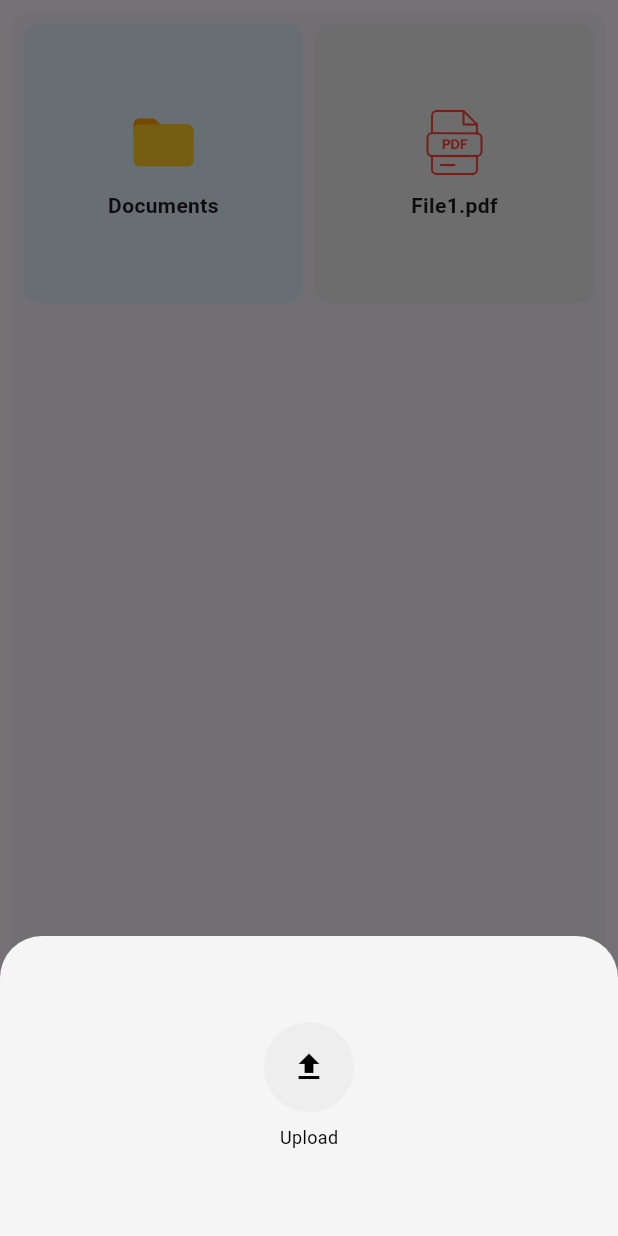
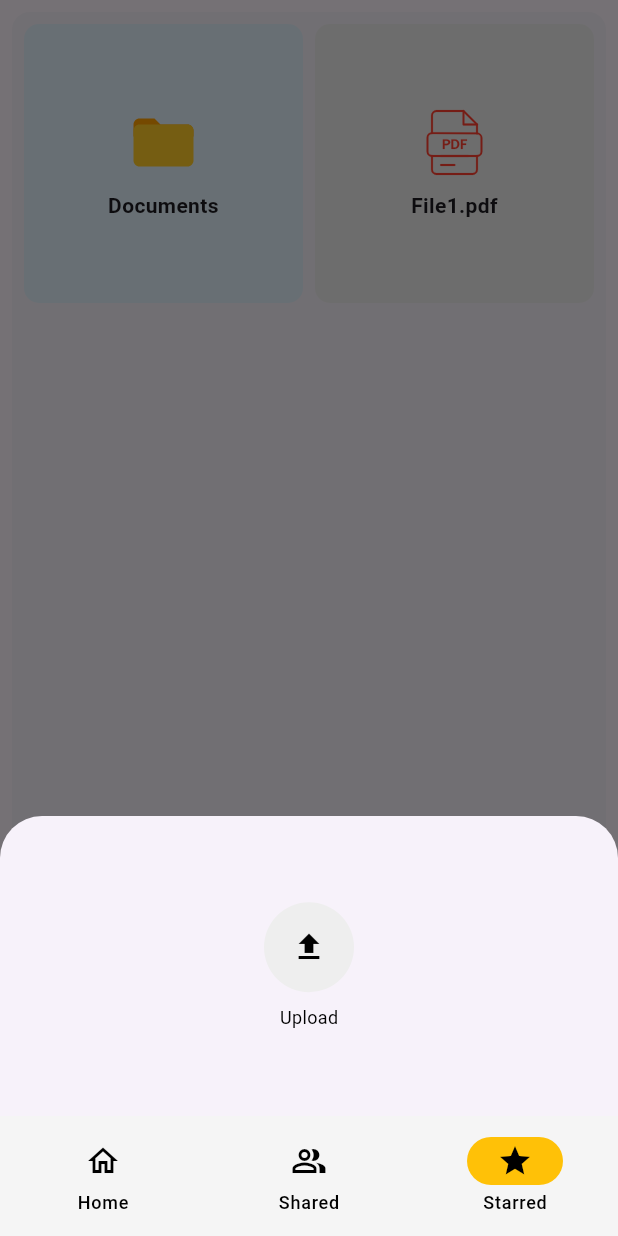
Before and after one commit to monodipta09/Document_managment, a Flutter app: the BottomNavigation screen opened directly, item 3 of the bottom bar chosen, after a tap on the "add" icon, on a phone screen of 412 x 824 dp. Run offline on Flutter 3.47's test engine with Material 3 defaults, Android fonts, the phone set to English and light mode, and no system bars; our stand-ins replace file_picker, flutter_secure_storage, flutter_svg; accounts and stored records are empty.

Commit message:
Changed a lot of file structure and seperated some widgets

```diff
--- a/lib/bottom_navigation.dart
+++ b/lib/bottom_navigation.dart
@@ -2,7 +2,6 @@ import 'package:flutter/material.dart';
 import 'fragments/home_fragment.dart';
 import 'fragments/shared_fragment.dart';
 import 'fragments/starred_fragment.dart';
-import 'package:file_uploader_package/src/file_uploader_package.dart';
 
 class BottomNavigation extends StatefulWidget {
   const BottomNavigation({super.key});
@@ -21,60 +20,60 @@ class _BottomNavigationState extends State<BottomNavigation> {
     // TODO: implement build
     final ThemeData theme = Theme.of(context);
     return Scaffold(
-      floatingActionButton: FloatingActionButton(
-        onPressed: () {
-          // Define the action for the FAB here
-          showModalBottomSheet<void>(
-            context: context,
-            builder: (BuildContext context) {
-              return SizedBox(
-                height: 200,
-                child: Center(
-                  child: Column(
-                    mainAxisAlignment: MainAxisAlignment.center,
-                    mainAxisSize: MainAxisSize.min,
-                    children: <Widget>[
-                      //const Text('Modal BottomSheet'),
-                      Column(
-                        mainAxisAlignment: MainAxisAlignment.center,
-                        children: [
-                          InkWell(
-                            onTap: () {
-                              FilePickerWidgetState().pickFiles();
-                            },
-                            child: Container(
-                              width: 60,
-                              height: 60,
-                              decoration: BoxDecoration(
-                                shape: BoxShape.circle,
-                                color: Colors.grey[200], // Background color for the button
-                              ),
-                              child: const Icon(
-                                Icons.upload, // Upload icon
-                                color: Colors.black, // Icon color
-                              ),
-                            ),
-                          ),
-                          const SizedBox(height: 8), // Spacing between icon and label
-                          const Text(
-                            'Upload',
-                            style: TextStyle(
-                              fontSize: 12, // Adjust label size
-                              color: Colors.black,
-                            ),
-                          ),
-                        ],
-                      ),
-                    ],
-                  ),
-                ),
-              );
-            },
-          );
-        },
-        child: const Icon(Icons.add),
-      ),
-      floatingActionButtonLocation: FloatingActionButtonLocation.endFloat,
+      // floatingActionButton: FloatingActionButton(
+      //   onPressed: () {
+      //     // Define the action for the FAB here
+      //     showModalBottomSheet<void>(
+      //       context: context,
+      //       builder: (BuildContext context) {
+      //         return SizedBox(
+      //           height: 200,
+      //           child: Center(
+      //             child: Column(
+      //               mainAxisAlignment: MainAxisAlignment.center,
+      //               mainAxisSize: MainAxisSize.min,
+      //               children: <Widget>[
+      //                 //const Text('Modal BottomSheet'),
+      //                 Column(
+      //                   mainAxisAlignment: MainAxisAlignment.center,
+      //                   children: [
+      //                     InkWell(
+      //                       onTap: () {
+      //                         FilePickerWidgetState().pickFiles();
+      //                       },
+      //                       child: Container(
+      //                         width: 60,
+      //                         height: 60,
+      //                         decoration: BoxDecoration(
+      //                           shape: BoxShape.circle,
+      //                           color: Colors.grey[200], // Background color for the button
+      //                         ),
+      //                         child: const Icon(
+      //                           Icons.upload, // Upload icon
+      //                           color: Colors.black, // Icon color
+      //                         ),
+      //                       ),
+      //                     ),
+      //                     const SizedBox(height: 8), // Spacing between icon and label
+      //                     const Text(
+      //                       'Upload',
+      //                       style: TextStyle(
+      //                         fontSize: 12, // Adjust label size
+      //                         color: Colors.black,
+      //                       ),
+      //                     ),
+      //                   ],
+      //                 ),
+      //               ],
+      //             ),
+      //           ),
+      //         );
+      //       },
+      //     );
+      //   },
+      //   child: const Icon(Icons.add),
+      // ),
+      // floatingActionButtonLocation: FloatingActionButtonLocation.endFloat,
       bottomNavigationBar: NavigationBar(
         onDestinationSelected: (int index) {
           setState(() {
--- a/lib/fragments/home_fragment.dart
+++ b/lib/fragments/home_fragment.dart
@@ -1,8 +1,8 @@
 import 'package:document_management_main/components/grid_view.dart';
-// import 'package:document_management_main/data/file_class.dart';
 import 'package:document_management_main/data/file_data.dart';
 import 'package:flutter/material.dart';
-// import 'package:flutter_svg/flutter_svg.dart';
+
+import '../widgets/floating_action_button_widget.dart';
 
 class HomeFragment extends StatefulWidget {
   final ThemeData? theme;
@@ -26,6 +26,7 @@ class _HomeFragmentState extends State<HomeFragment> {
       darkTheme: ThemeData.dark(),
       themeMode: ThemeMode.system,
       home: Scaffold(
+        floatingActionButton: const FloatingActionButtonWidget(),
         body: Card(
           shadowColor: Colors.transparent,
           margin: const EdgeInsets.all(8.0),
@@ -45,39 +46,3 @@ class _HomeFragmentState extends State<HomeFragment> {
     );
   }
 }
-
-// import 'package:document_management_main/components/grid_view.dart';
-// import 'package:flutter/material.dart';
-// // import 'package:document_management_main/data/file_class.dart';
-// import 'package:document_management_main/data/file_data.dart';
-
-// class HomeFragment extends StatelessWidget {
-
-//   final ThemeData? theme;
-
-//   const HomeFragment({super.key, this.theme});
-//   const HomeFragment.withTheme({super.key, required this.theme});
-
-//   @override
-//   Widget build(BuildContext context) {
-//     return MaterialApp(
-//       theme: ThemeData.light(),
-//       darkTheme: ThemeData.dark(),
-//       themeMode: ThemeMode.system,
-//       home: Scaffold(
-//         body: Card(
-//           shadowColor: Colors.transparent,
-//           margin: const EdgeInsets.all(8.0),
-//           child: SizedBox.expand(
-//             child: Center(
-//               child: Padding(
-//                 padding: const EdgeInsets.all(8.0),
-//                 child: GridLayout(items: items),
-//               ),
-//             ),
-//           ),
-//         ),
-//       ),
-//     );
-//   }
-// }
--- a/lib/fragments/shared_fragment.dart
+++ b/lib/fragments/shared_fragment.dart
@@ -1,4 +1,5 @@
 import 'package:flutter/material.dart';
+import '../widgets/floating_action_button_widget.dart';
 
 class SharedFragment extends StatefulWidget{
   const SharedFragment({super.key});
@@ -15,6 +16,7 @@ class _SharedFragmentState extends State<SharedFragment>{
   Widget build(BuildContext context) {
     // TODO: implement build
     return Scaffold(
+      floatingActionButton: const FloatingActionButtonWidget(),
       body: Center(
         child: Column(
           mainAxisSize: MainAxisSize.min,
--- a/lib/fragments/starred_fragment.dart
+++ b/lib/fragments/starred_fragment.dart
@@ -2,6 +2,8 @@ import 'package:document_management_main/components/grid_view.dart';
 import 'package:document_management_main/data/file_class.dart';
 import 'package:document_management_main/data/file_data.dart';
 import 'package:flutter/material.dart';
+
+import '../widgets/floating_action_button_widget.dart';
 
 class StarredFragment extends StatefulWidget{
   final ThemeData theme;
@@ -25,6 +27,7 @@ class _StarredFragmentState extends State<StarredFragment>{
       darkTheme: ThemeData.dark(),
       themeMode: ThemeMode.system,
       home: Scaffold(
+        floatingActionButton: const FloatingActionButtonWidget(),
         body: Card(
           shadowColor: Colors.transparent,
           margin: const EdgeInsets.all(8.0),
--- /dev/null
+++ b/lib/widgets/bottom_sheet_widget.dart
@@ -0,0 +1,22 @@
+import 'package:flutter/material.dart';
+import 'upload_widget.dart';
+
+class BottomSheetWidget extends StatelessWidget {
+  const BottomSheetWidget({Key? key}) : super(key: key);
+
+  @override
+  Widget build(BuildContext context) {
+    return const SizedBox(
+      height: 200,
+      child: Center(
+        child: Column(
+          mainAxisAlignment: MainAxisAlignment.center,
+          mainAxisSize: MainAxisSize.min,
+          children: <Widget>[
+            UploadWidget(),
+          ],
+        ),
+      ),
+    );
+  }
+}
--- /dev/null
+++ b/lib/widgets/floating_action_button_widget.dart
@@ -0,0 +1,35 @@
+import 'package:file_picker/file_picker.dart';
+import 'package:flutter/material.dart';
+import 'bottom_sheet_widget.dart';
+
+class FloatingActionButtonWidget extends StatefulWidget{
+  const FloatingActionButtonWidget({super.key});
+
+  @override
+  State<FloatingActionButtonWidget> createState() => _FloatingActionButtonWidgetState();
+}
+
+class _FloatingActionButtonWidgetState extends State<FloatingActionButtonWidget> {
+  final scaffoldMessengerKey = GlobalKey<ScaffoldMessengerState>();
+  String? fileName;
+  List<PlatformFile>? paths;
+  String? extension;
+  final bool multiPick = true;
+  final FileType pickingType = FileType.any;
+  @override
+  Widget build(BuildContext context) {
+    // TODO: implement build
+    return FloatingActionButton(
+        onPressed: () {
+          // Define the action for the FAB here
+          showModalBottomSheet<void>(
+            context: context,
+            builder: (BuildContext context) {
+              return const BottomSheetWidget();
+            },
+          );
+        },
+      child: const Icon(Icons.add),
+    );
+  }
+}
--- /dev/null
+++ b/lib/widgets/upload_widget.dart
@@ -0,0 +1,74 @@
+import 'package:flutter/material.dart';
+import 'package:file_picker/file_picker.dart';
+import 'package:flutter/services.dart';
+
+class UploadWidget extends StatefulWidget {
+  const UploadWidget({super.key});
+
+  @override
+  _UploadWidgetState createState() => _UploadWidgetState();
+}
+
+class _UploadWidgetState extends State<UploadWidget> {
+  List<PlatformFile>? paths;
+  String? fileName;
+
+  Future<void> pickFiles() async {
+    try {
+      paths = (await FilePicker.platform.pickFiles(
+        compressionQuality: 30,
+        type: FileType.any,
+        allowMultiple: false,
+        onFileLoading: (FilePickerStatus status) => print(status),
+      ))
+          ?.files;
+    } on PlatformException catch (e) {
+      print('Unsupported operation: $e');
+      ScaffoldMessenger.of(context).hideCurrentSnackBar();
+      ScaffoldMessenger.of(context).showSnackBar(
+        SnackBar(
+          content: Text(
+            'Unsupported operation: $e',
+            style: const TextStyle(color: Colors.white),
+          ),
+        ),
+      );
+    } catch (e) {
+      print('Error: $e');
+    }
+
+    if (!mounted) return;
+    setState(() {
+      fileName = paths != null ? paths!.map((e) => e.name).toString() : '...';
+    });
+  }
+
+  @override
+  Widget build(BuildContext context) {
+    return Column(
+      mainAxisAlignment: MainAxisAlignment.center,
+      children: [
+        InkWell(
+          onTap: pickFiles,
+          child: Container(
+            width: 60,
+            height: 60,
+            decoration: BoxDecoration(
+              shape: BoxShape.circle,
+              color: Colors.grey[200],
+            ),
+            child: const Icon(
+              Icons.upload,
+              color: Colors.black,
+            ),
+          ),
+        ),
+        const SizedBox(height: 8),
+        const Text(
+          'Upload',
+          style: TextStyle(fontSize: 12, color: Colors.black),
+        ),
+      ],
+    );
+  }
+}
```
